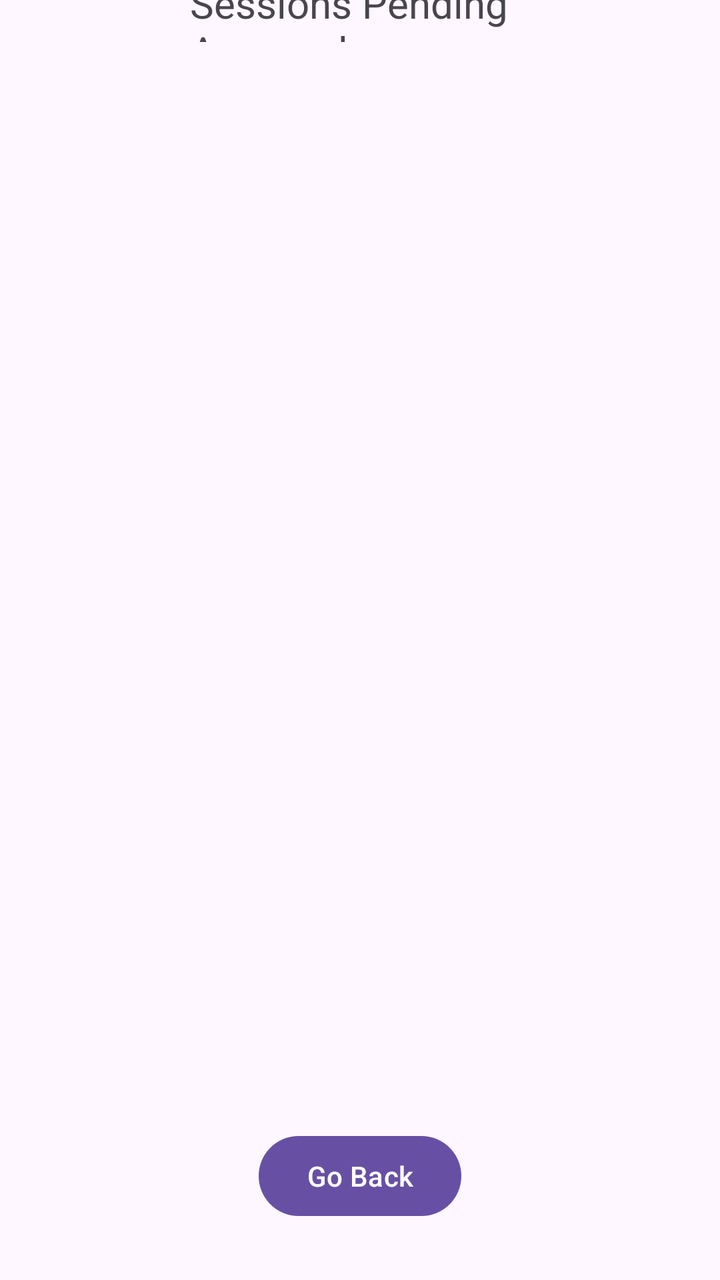
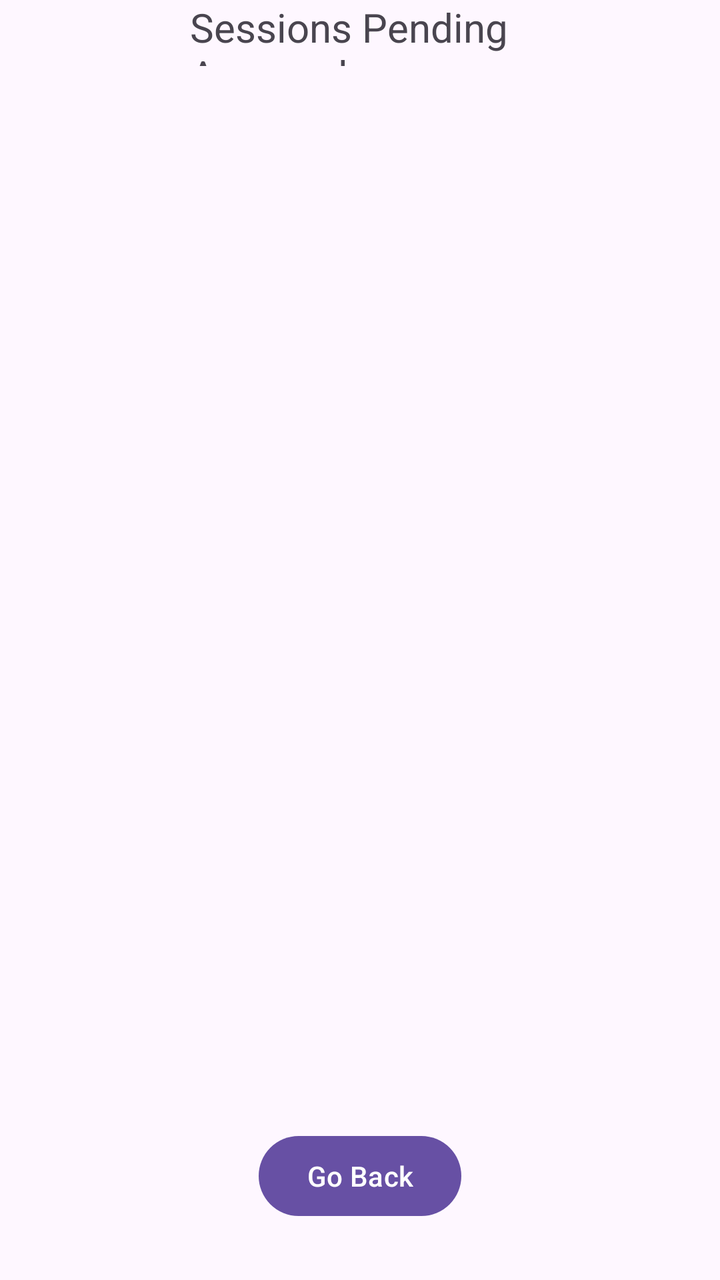

An Android layout rendered at two revisions. The XML below is the earlier revision; the diff shows what the commit changed to produce the second picture.
<!-- AndroidManifest.xml: application theme Theme.Project_Group_17 -->
<!-- res/layout/view_requests.xml -->
<?xml version="1.0" encoding="utf-8"?>
<androidx.constraintlayout.widget.ConstraintLayout xmlns:android="http://schemas.android.com/apk/res/android"
    xmlns:app="http://schemas.android.com/apk/res-auto"
    xmlns:tools="http://schemas.android.com/tools"
    android:layout_width="match_parent"
    android:layout_height="match_parent">

    <ListView
        android:id="@+id/listView"
        android:layout_width="413dp"
        android:layout_height="516dp"
        android:layout_marginBottom="40dp"
        app:layout_constraintBottom_toTopOf="@+id/seerejectedBtn"
        app:layout_constraintEnd_toEndOf="parent"
        app:layout_constraintStart_toStartOf="parent" />

    <Button
        android:id="@+id/seerejectedBtn"
        android:layout_width="wrap_content"
        android:layout_height="wrap_content"
        android:layout_marginBottom="28dp"
        android:text="Go Back"
        app:layout_constraintBottom_toBottomOf="parent"
        app:layout_constraintEnd_toEndOf="parent"
        app:layout_constraintStart_toStartOf="parent" />

    <TextView
        android:id="@+id/textView"
        android:layout_width="170dp"
        android:layout_height="33dp"
        android:text="Sessions Pending Approval"
        android:textSize="20sp"
        app:layout_constraintBottom_toTopOf="@+id/listView"
        app:layout_constraintEnd_toEndOf="parent"
        app:layout_constraintStart_toStartOf="parent"
        app:layout_constraintTop_toTopOf="parent" />

</androidx.constraintlayout.widget.ConstraintLayout>
<!-- resources referenced by this layout -->
<resources>
  <style name="Theme.Project_Group_17" parent="Base.Theme.Project_Group_17" />
  <style name="Base.Theme.Project_Group_17" parent="Theme.Material3.DayNight.NoActionBar">
          
          
      </style>
</resources>

<!-- the commit's change to res/layout/view_requests.xml (unified diff, before → after) -->
@@ -7,12 +7,18 @@
 
     <ListView
         android:id="@+id/listView"
-        android:layout_width="413dp"
-        android:layout_height="516dp"
-        android:layout_marginBottom="40dp"
+        android:layout_width="0dp"
+        android:layout_height="0dp"
+        android:layout_marginBottom="16dp"
         app:layout_constraintBottom_toTopOf="@+id/seerejectedBtn"
+        app:layout_constraintTop_toBottomOf="@+id/textView"
         app:layout_constraintEnd_toEndOf="parent"
-        app:layout_constraintStart_toStartOf="parent" />
+        app:layout_constraintStart_toStartOf="parent"
+        android:scrollbars="vertical"
+        android:fadeScrollbars="false"
+        android:scrollbarThumbVertical="@android:color/darker_gray"
+        android:scrollbarSize="6dp"
+        android:smoothScrollbar="true"/>
 
     <Button
         android:id="@+id/seerejectedBtn"
